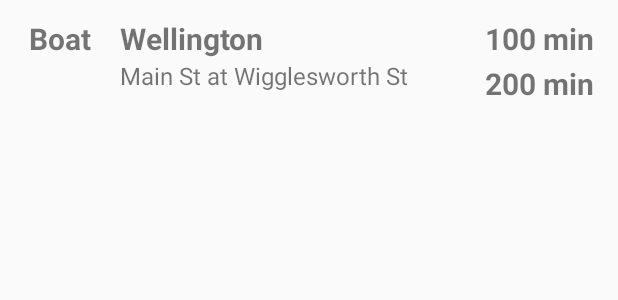
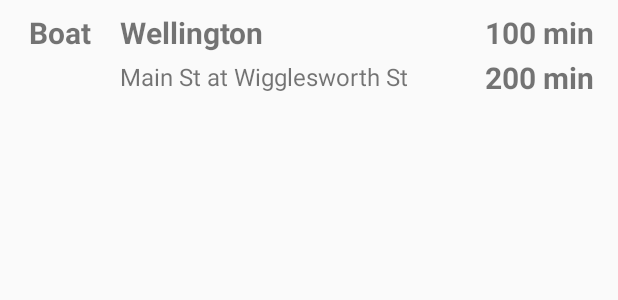
Before and after one commit to jackwtat/SimpleMBTA, an Android app: the layout individual_prediction_list_item.xml on its own in the app's theme, with its tools: preview values and no code run, on a phone screen of 412 x 824 dp. Shown: the top 300 px of the screen. Run offline under Robolectric (Android 15) with nearby library versions, the phone set to English and light mode, and no system bars.

Commit message:
Big stuff

```diff
--- a/app/src/main/java/jackwtat/simplembta/Adapters/GroupedPredictionsListAdapter.java
+++ b/app/src/main/java/jackwtat/simplembta/Adapters/GroupedPredictionsListAdapter.java
@@ -12,7 +12,6 @@ import android.widget.LinearLayout;
 import android.widget.TextView;
 
 import java.util.ArrayList;
-import java.util.List;
 
 import jackwtat.simplembta.MbtaData.Prediction;
 import jackwtat.simplembta.MbtaData.Route;
@@ -48,7 +47,7 @@ public class GroupedPredictionsListAdapter extends ArrayAdapter<Stop> {
         Stop stop = getItem(position);
 
         // Get predictions
-        Prediction nextPredictions[][][] = stop.predictionsByDirection(PREDICTION_LIMIT);
+        Prediction nextPredictions[][][] = stop.getSortedPredictions(PREDICTION_LIMIT);
 
         // Initalize the TextView for the stop name and set value
         TextView stopNameTextView = (TextView) listItemView.findViewById(R.id.stop_name_text);
@@ -94,7 +93,7 @@ public class GroupedPredictionsListAdapter extends ArrayAdapter<Stop> {
                         }
                     }
 
-                    predictedTimes += " mins";
+                    predictedTimes += " min";
 
                     routesLayout.addView(newPredictionTextView(routeName, true));
                     destinationLayout.addView(newPredictionTextView(destination, false));
--- a/app/src/main/java/jackwtat/simplembta/Fragments/TestListFragment.java
+++ b/app/src/main/java/jackwtat/simplembta/Fragments/TestListFragment.java
@@ -26,6 +26,7 @@ public class TestListFragment extends PredictionsListFragment implements LoaderC
     @Override
     protected List<Stop> getStops() {
         ArrayList<Stop> stops = new ArrayList<>();
+        stops.add(new Stop("place-rugg", "Ruggles"));
         stops.add(new Stop("64", "Dudley Station"));
         stops.add(new Stop("64000", "Dudley Station"));
         stops.add(new Stop("place-andrw", "Andrew"));
--- a/app/src/main/java/jackwtat/simplembta/MbtaData/Stop.java
+++ b/app/src/main/java/jackwtat/simplembta/MbtaData/Stop.java
@@ -51,7 +51,7 @@ public class Stop implements Comparable {
         return routes;
     }
 
-    public List<Prediction> predictionsByDirection() {
+    public List<Prediction> getSortedPredictions() {
         return predictions;
     }
 
@@ -80,7 +80,7 @@ public class Stop implements Comparable {
     //        x = route
     //        y = direction, i.e. inbound/outbound
     //        z = next predictions
-    public Prediction[][][] predictionsByDirection(int perDirectionLimit) {
+    public Prediction[][][] getSortedPredictions(int perDirectionLimit) {
         Prediction[][][] predArray = new Prediction[routes.size()][Route.DIRECTIONS.length][perDirectionLimit];
 
         // Populate the array of predictions
--- a/app/src/main/res/layout/individual_prediction_list_item.xml
+++ b/app/src/main/res/layout/individual_prediction_list_item.xml
@@ -3,14 +3,15 @@
     xmlns:tools="http://schemas.android.com/tools"
     android:layout_width="match_parent"
     android:layout_height="wrap_content"
-    android:paddingBottom="12dp"
-    android:paddingLeft="12dp"
-    android:paddingRight="12dp"
-    android:paddingTop="12dp">
+    android:paddingBottom="8dp"
+    android:paddingTop="8dp"
+    android:orientation="horizontal">
 
     <RelativeLayout
         android:layout_width="56dp"
-        android:layout_height="wrap_content">
+        android:layout_height="wrap_content"
+        android:layout_marginLeft="12dp"
+        android:layout_marginRight="12dp">
 
         <TextView
             android:id="@+id/route_text_view"
@@ -26,11 +27,15 @@
     </RelativeLayout>
 
 
+    <LinearLayout
+        android:layout_width="match_parent"
+        android:layout_height="wrap_content"
+        android:orientation="vertical"
+        android:layout_marginRight="12dp">
+
         <RelativeLayout
             android:layout_width="match_parent"
-        android:layout_height="wrap_content"
-        android:orientation="horizontal"
-        android:paddingLeft="12dp">
+            android:layout_height="wrap_content">
 
             <TextView
                 android:id="@+id/first_time_text_view"
@@ -45,19 +50,6 @@
                 tools:text="100 min" />
 
             <TextView
-            android:id="@+id/second_time_text_view"
-            android:layout_width="wrap_content"
-            android:layout_height="wrap_content"
-            android:layout_alignParentRight="true"
-            android:layout_below="@id/first_time_text_view"
-            android:layout_marginTop="1dp"
-            android:paddingLeft="4dp"
-            android:paddingRight="4dp"
-            android:textSize="20sp"
-            android:textStyle="bold"
-            tools:text="200 min" />
-
-        <TextView
                 android:id="@+id/destination_text_view"
                 android:layout_width="wrap_content"
                 android:layout_height="wrap_content"
@@ -69,17 +61,36 @@
                 android:textSize="20sp"
                 android:textStyle="bold"
                 tools:text="Wellington" />
+        </RelativeLayout>
 
+        <RelativeLayout
+            android:layout_width="match_parent"
+            android:layout_height="wrap_content">
+
+            <TextView
+                android:id="@+id/second_time_text_view"
+                android:layout_width="wrap_content"
+                android:layout_height="wrap_content"
+                android:layout_alignParentRight="true"
+                android:layout_marginTop="1dp"
+                android:paddingLeft="4dp"
+                android:paddingRight="4dp"
+                android:textSize="20sp"
+                android:textStyle="bold"
+                tools:text="200 min" />
 
             <TextView
                 android:id="@+id/stop_text_view"
                 android:layout_width="wrap_content"
                 android:layout_height="wrap_content"
                 android:layout_alignParentLeft="true"
-            android:layout_below="@id/destination_text_view"
+                android:layout_centerVertical="true"
                 android:layout_toLeftOf="@id/second_time_text_view"
                 android:paddingRight="12dp"
                 android:textSize="16sp"
                 tools:text="Main St at Wigglesworth St" />
         </RelativeLayout>
+
+
     </LinearLayout>
+</LinearLayout>
--- a/app/src/main/res/values/strings.xml
+++ b/app/src/main/res/values/strings.xml
@@ -1,5 +1,5 @@
 <resources>
-    <string name="app_name">SimpleMBTA</string>
+    <string name="app_name">Simple MBTA</string>
     <string name="action_settings">Settings</string>
     <string name="section_format">Hello World from section: %1$d</string>
 </resources>
```
Also changed, not shown: app/src/main/java/jackwtat/simplembta/Adapters/IndividualPredictionsListAdapter.java (+47 -3 lines), app/src/main/java/jackwtat/simplembta/Fragments/NearbyListFragment.java (+52 -2 lines), app/src/main/java/jackwtat/simplembta/Fragments/PredictionsListFragment.java (+30 -6 lines), app/src/main/java/jackwtat/simplembta/Loaders/PredictionsLoader.java (deleted, +0 -36 lines), app/src/main/java/jackwtat/simplembta/MbtaData/Prediction.java (+8 -12 lines), app/src/main/java/jackwtat/simplembta/MbtaData/Route.java (+39 -4 lines), app/src/main/java/jackwtat/simplembta/Utils/QueryUtil.java (+5 -5 lines), app/src/main/res/layout/activity_main.xml (+5 -3 lines), app/src/main/res/values/colors.xml (+23 -1 lines). Lines whose indentation alone changed are shown as unchanged.
